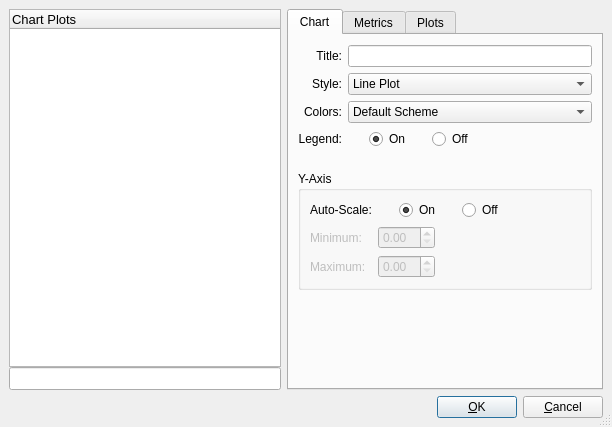
Before: the Qt Designer form src/chart/chartdialog.ui in performancecopilot/pcp, drawn with Qt 5.
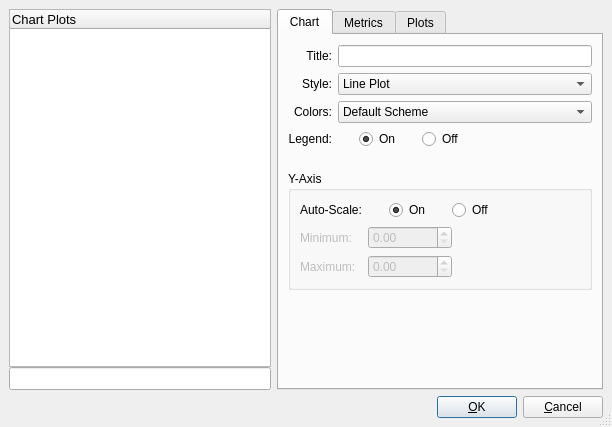
After: the same form once the commit is applied. Icons and pictures are not drawn. Custom widgets are drawn as their Qt base class.

Commit message: increase maximum and minimum range to go up to 1e+8 not 99.99

```diff
--- a/src/chart/chartdialog.ui
+++ b/src/chart/chartdialog.ui
@@ -25,15 +25,25 @@
    <property name="margin" >
     <number>9</number>
    </property>
-   <property name="spacing" >
+   <property name="topMargin" >
+    <number>9</number>
+   </property>
+   <property name="rightMargin" >
+    <number>9</number>
+   </property>
+   <property name="bottomMargin" >
+    <number>9</number>
+   </property>
+   <property name="horizontalSpacing" >
+    <number>6</number>
+   </property>
+   <property name="verticalSpacing" >
     <number>6</number>
    </property>
    <item row="0" column="1" >
     <widget class="QTabWidget" name="tabWidget" >
      <property name="sizePolicy" >
-      <sizepolicy>
-       <hsizetype>3</hsizetype>
-       <vsizetype>3</vsizetype>
+      <sizepolicy vsizetype="MinimumExpanding" hsizetype="MinimumExpanding" >
        <horstretch>0</horstretch>
        <verstretch>0</verstretch>
       </sizepolicy>
@@ -49,7 +59,19 @@
        <property name="margin" >
         <number>9</number>
        </property>
-       <property name="spacing" >
+       <property name="topMargin" >
+        <number>9</number>
+       </property>
+       <property name="rightMargin" >
+        <number>9</number>
+       </property>
+       <property name="bottomMargin" >
+        <number>9</number>
+       </property>
+       <property name="horizontalSpacing" >
+        <number>6</number>
+       </property>
+       <property name="verticalSpacing" >
         <number>6</number>
        </property>
        <item row="0" column="0" >
@@ -81,7 +103,19 @@
            <property name="margin" >
             <number>0</number>
            </property>
-           <property name="spacing" >
+           <property name="topMargin" >
+            <number>0</number>
+           </property>
+           <property name="rightMargin" >
+            <number>0</number>
+           </property>
+           <property name="bottomMargin" >
+            <number>0</number>
+           </property>
+           <property name="horizontalSpacing" >
+            <number>6</number>
+           </property>
+           <property name="verticalSpacing" >
             <number>6</number>
            </property>
            <item row="2" column="1" >
@@ -164,9 +198,7 @@
              <item>
               <widget class="QRadioButton" name="legendOn" >
                <property name="sizePolicy" >
-                <sizepolicy>
-                 <hsizetype>0</hsizetype>
-                 <vsizetype>0</vsizetype>
+                <sizepolicy vsizetype="Fixed" hsizetype="Fixed" >
                  <horstretch>0</horstretch>
                  <verstretch>0</verstretch>
                 </sizepolicy>
@@ -198,9 +230,7 @@
              <item>
               <widget class="QRadioButton" name="legendOff" >
                <property name="sizePolicy" >
-                <sizepolicy>
-                 <hsizetype>0</hsizetype>
-                 <vsizetype>0</vsizetype>
+                <sizepolicy vsizetype="Fixed" hsizetype="Fixed" >
                  <horstretch>0</horstretch>
                  <verstretch>0</verstretch>
                 </sizepolicy>
@@ -288,9 +318,7 @@
          <item>
           <widget class="QGroupBox" name="yAxisGroupBox" >
            <property name="sizePolicy" >
-            <sizepolicy>
-             <hsizetype>7</hsizetype>
-             <vsizetype>7</vsizetype>
+            <sizepolicy vsizetype="Expanding" hsizetype="Expanding" >
              <horstretch>0</horstretch>
              <verstretch>0</verstretch>
             </sizepolicy>
@@ -302,7 +330,19 @@
             <property name="margin" >
              <number>9</number>
             </property>
-            <property name="spacing" >
+            <property name="topMargin" >
+             <number>9</number>
+            </property>
+            <property name="rightMargin" >
+             <number>9</number>
+            </property>
+            <property name="bottomMargin" >
+             <number>9</number>
+            </property>
+            <property name="horizontalSpacing" >
+             <number>6</number>
+            </property>
+            <property name="verticalSpacing" >
              <number>6</number>
             </property>
             <item row="0" column="0" >
@@ -310,59 +350,31 @@
               <property name="margin" >
                <number>0</number>
               </property>
-              <property name="spacing" >
+              <property name="topMargin" >
+               <number>0</number>
+              </property>
+              <property name="rightMargin" >
+               <number>0</number>
+              </property>
+              <property name="bottomMargin" >
+               <number>0</number>
+              </property>
+              <property name="horizontalSpacing" >
                <number>6</number>
               </property>
-              <item row="2" column="0" >
-               <widget class="QLabel" name="maxTextLabel" >
-                <property name="enabled" >
-                 <bool>false</bool>
+              <property name="verticalSpacing" >
+               <number>6</number>
+              </property>
+              <item row="0" column="0" >
+               <widget class="QLabel" name="autoScale" >
+                <property name="sizePolicy" >
+                 <sizepolicy vsizetype="Fixed" hsizetype="Fixed" >
+                  <horstretch>0</horstretch>
+                  <verstretch>0</verstretch>
+                 </sizepolicy>
                 </property>
                 <property name="text" >
-                 <string>Maximum:</string>
-                </property>
-                <property name="wordWrap" >
-                 <bool>false</bool>
-                </property>
-               </widget>
-              </item>
-              <item row="1" column="1" >
-               <layout class="QHBoxLayout" >
-                <property name="margin" >
-                 <number>0</number>
-                </property>
-                <property name="spacing" >
-                 <number>6</number>
-                </property>
-                <item>
-                 <widget class="QDoubleSpinBox" name="yAxisMinimum" >
-                  <property name="enabled" >
-                   <bool>false</bool>
-                  </property>
-                 </widget>
-                </item>
-                <item>
-                 <spacer>
-                  <property name="orientation" >
-                   <enum>Qt::Horizontal</enum>
-                  </property>
-                  <property name="sizeHint" >
-                   <size>
-                    <width>40</width>
-                    <height>20</height>
-                   </size>
-                  </property>
-                 </spacer>
-                </item>
-               </layout>
-              </item>
-              <item row="1" column="0" >
-               <widget class="QLabel" name="minTextLabel" >
-                <property name="enabled" >
-                 <bool>false</bool>
-                </property>
-                <property name="text" >
-                 <string>Minimum:</string>
+                 <string>Auto-Scale:</string>
                 </property>
                 <property name="wordWrap" >
                  <bool>false</bool>
@@ -396,9 +408,7 @@
                 <item>
                  <widget class="QRadioButton" name="autoScaleOn" >
                   <property name="sizePolicy" >
-                   <sizepolicy>
-                    <hsizetype>0</hsizetype>
-                    <vsizetype>0</vsizetype>
+                   <sizepolicy vsizetype="Fixed" hsizetype="Fixed" >
                     <horstretch>0</horstretch>
                     <verstretch>0</verstretch>
                    </sizepolicy>
@@ -430,9 +440,7 @@
                 <item>
                  <widget class="QRadioButton" name="autoScaleOff" >
                   <property name="sizePolicy" >
-                   <sizepolicy>
-                    <hsizetype>0</hsizetype>
-                    <vsizetype>0</vsizetype>
+                   <sizepolicy vsizetype="Fixed" hsizetype="Fixed" >
                     <horstretch>0</horstretch>
                     <verstretch>0</verstretch>
                    </sizepolicy>
@@ -457,6 +465,74 @@
                 </item>
                </layout>
               </item>
+              <item row="1" column="0" >
+               <widget class="QLabel" name="minTextLabel" >
+                <property name="enabled" >
+                 <bool>false</bool>
+                </property>
+                <property name="text" >
+                 <string>Minimum:</string>
+                </property>
+                <property name="wordWrap" >
+                 <bool>false</bool>
+                </property>
+               </widget>
+              </item>
+              <item row="1" column="1" >
+               <layout class="QHBoxLayout" >
+                <property name="spacing" >
+                 <number>6</number>
+                </property>
+                <property name="leftMargin" >
+                 <number>0</number>
+                </property>
+                <property name="topMargin" >
+                 <number>0</number>
+                </property>
+                <property name="rightMargin" >
+                 <number>0</number>
+                </property>
+                <property name="bottomMargin" >
+                 <number>0</number>
+                </property>
+                <item>
+                 <widget class="QDoubleSpinBox" name="yAxisMinimum" >
+                  <property name="enabled" >
+                   <bool>false</bool>
+                  </property>
+                  <property name="maximum" >
+                   <double>100000000.000000000000000</double>
+                  </property>
+                 </widget>
+                </item>
+                <item>
+                 <spacer>
+                  <property name="orientation" >
+                   <enum>Qt::Horizontal</enum>
+                  </property>
+                  <property name="sizeHint" >
+                   <size>
+                    <width>128</width>
+                    <height>23</height>
+                   </size>
+                  </property>
+                 </spacer>
+                </item>
+               </layout>
+              </item>
+              <item row="2" column="0" >
+               <widget class="QLabel" name="maxTextLabel" >
+                <property name="enabled" >
+                 <bool>false</bool>
+                </property>
+                <property name="text" >
+                 <string>Maximum:</string>
+                </property>
+                <property name="wordWrap" >
+                 <bool>false</bool>
+                </property>
+               </widget>
+              </item>
               <item row="2" column="1" >
                <layout class="QHBoxLayout" >
                 <property name="margin" >
@@ -470,6 +546,9 @@
                   <property name="enabled" >
                    <bool>false</bool>
                   </property>
+                  <property name="maximum" >
+                   <double>100000000.000000000000000</double>
+                  </property>
                  </widget>
                 </item>
                 <item>
@@ -479,32 +558,14 @@
                   </property>
                   <property name="sizeHint" >
                    <size>
-                    <width>40</width>
-                    <height>20</height>
+                    <width>128</width>
+                    <height>23</height>
                    </size>
                   </property>
                  </spacer>
                 </item>
                </layout>
               </item>
-              <item row="0" column="0" >
-               <widget class="QLabel" name="autoScale" >
-                <property name="sizePolicy" >
-                 <sizepolicy>
-                  <hsizetype>0</hsizetype>
-                  <vsizetype>0</vsizetype>
-                  <horstretch>0</horstretch>
-                  <verstretch>0</verstretch>
-                 </sizepolicy>
-                </property>
-                <property name="text" >
-                 <string>Auto-Scale:</string>
-                </property>
-                <property name="wordWrap" >
-                 <bool>false</bool>
-                </property>
-               </widget>
-              </item>
              </layout>
             </item>
            </layout>
@@ -1378,9 +1439,7 @@
      <item>
       <widget class="QTreeWidget" name="chartMetricsTreeWidget" >
        <property name="sizePolicy" >
-        <sizepolicy>
-         <hsizetype>3</hsizetype>
-         <vsizetype>3</vsizetype>
+        <sizepolicy vsizetype="MinimumExpanding" hsizetype="MinimumExpanding" >
          <horstretch>0</horstretch>
          <verstretch>0</verstretch>
         </sizepolicy>
@@ -1421,9 +1480,7 @@
      <item>
       <widget class="QLineEdit" name="chartMetricLineEdit" >
        <property name="sizePolicy" >
-        <sizepolicy>
-         <hsizetype>7</hsizetype>
-         <vsizetype>0</vsizetype>
+        <sizepolicy vsizetype="Fixed" hsizetype="Expanding" >
          <horstretch>0</horstretch>
          <verstretch>0</verstretch>
         </sizepolicy>
```
Left out of the diff: 327 changed lines with no effect on the pictures.
